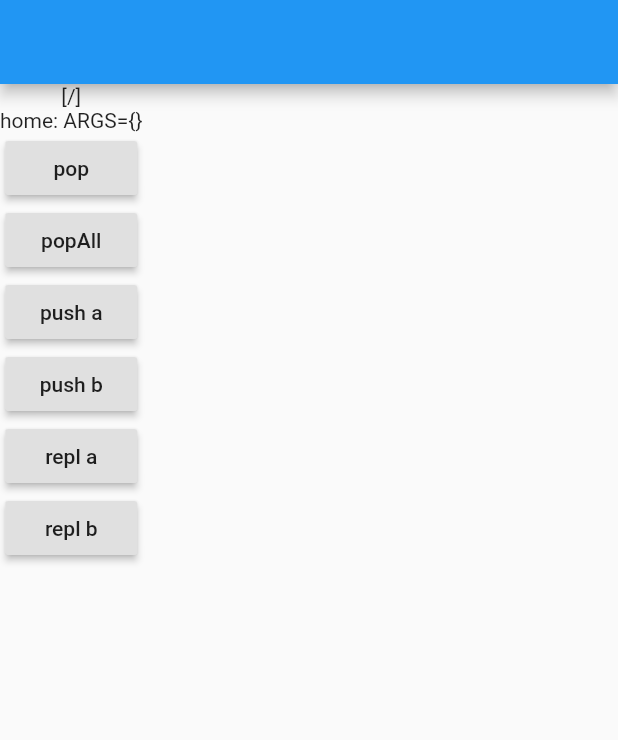
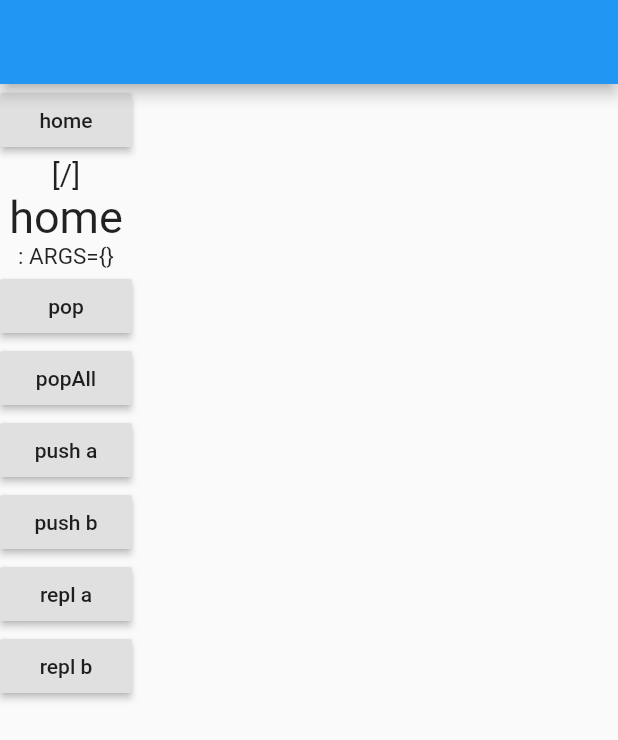
Before and after one commit to remoteportal/simple_navigation, a Flutter app: the screen it shows after launch, on a phone screen of 412 x 824 dp. Shown: the top 740 px of the screen. Run offline on Flutter 3.47's test engine with Material 2 defaults, Android fonts, the phone set to English and light mode, and no system bars.

Commit message:
win: build 27:  #feature backButtonCaption

```diff
--- a/example/lib/main.dart
+++ b/example/lib/main.dart
@@ -30,8 +30,14 @@ class _ScrnState extends State<Scrn> {
 
     return Column(
       children: <Widget>[
-        Text('${Nav.stack}'),
-        Text('${widget.name}$xtra'),
+        RaisedButton(
+            child: Text(Nav.backButtonCaption),
+            onPressed: () {
+              Nav.pop();
+            }),
+        Text('${Nav.stack}', style: TextStyle(fontSize: 20)),
+        Text('${widget.name}', style: TextStyle(fontSize: 30)),
+        Text('$xtra', style: TextStyle(fontSize: 15)),
         RaisedButton(
             child: Text('pop'),
             onPressed: () {
@@ -147,7 +153,10 @@ class MyApp extends StatelessWidget {
         appBar: AppBar(),
         body: Nav(
 //        child: Scaffold(body: Center(child: Text('search me for search'))),
-            ),
+            backButtonCaptionCallback: (String route) {
+          String s = route.toUpperCase().replaceAll('/', '');
+          return s.length == 0 ? 'home' : s;
+        }),
       ),
     );
   }
--- a/lib/simple_navigation.dart
+++ b/lib/simple_navigation.dart
@@ -27,7 +27,9 @@ class NavItem {
 _NavState nav;
 
 class Nav extends StatefulWidget {
-  static Map<String, dynamic> get args => nav.args ?? {};   //TODO: make option
+  static Map<String, dynamic> get args => nav.args ?? {}; //TODO: make option
+
+  static String get backButtonCaption => nav.backButtonCaption();
 
   static bool get canPop => nav.canPop;
 
@@ -60,7 +62,9 @@ class Nav extends StatefulWidget {
 //  static NavItem get top => nav.stack.last;
 
 //  Nav({this.child});  // , this.routeMap
-  Nav(); // , this.routeMap
+  Nav({this.backButtonCaptionCallback}); // , this.routeMap
+
+  final Function backButtonCaptionCallback;
 
 //  final Widget child;
 
@@ -76,6 +80,25 @@ class _NavState extends State<Nav> {
   List<NavItem> _stack = [NavItem('/')];
 
   Map<String, dynamic> get args => _stack.last.args;
+
+  String backButtonCaption() {
+    String s;
+
+    if (_stack.length == 1) {
+      s = '/'; //TODO//CONFIG
+    }
+    else {
+      s = _stack[_stack.length-2].route;   //TODO: not human
+    }
+
+    if (widget.backButtonCaptionCallback != null) {
+        s = widget.backButtonCaptionCallback(s);
+    } else {
+      s = s.replaceAll('/', '');
+    }
+
+    return s;
+  }
 
   @override
   Widget build(BuildContext context) {
@@ -114,8 +137,6 @@ class _NavState extends State<Nav> {
           child: w);
     }
   }
-
-
 
   bool get canPop => _stack.length > 1;
 
--- a/pubspec.yaml
+++ b/pubspec.yaml
@@ -1,6 +1,6 @@
 name: simple_navigation
 description: Simple named route navigation that unofficially addresses Flutter issue 11655 ("build called for non-current screens")
-version: 1.0.26        #NOEDIT
+version: 1.0.27        #NOEDIT
 homepage: https://github.com/remoteportal/simple_navigation
 
 environment:
```
Also changed, not shown: 1 other file.
